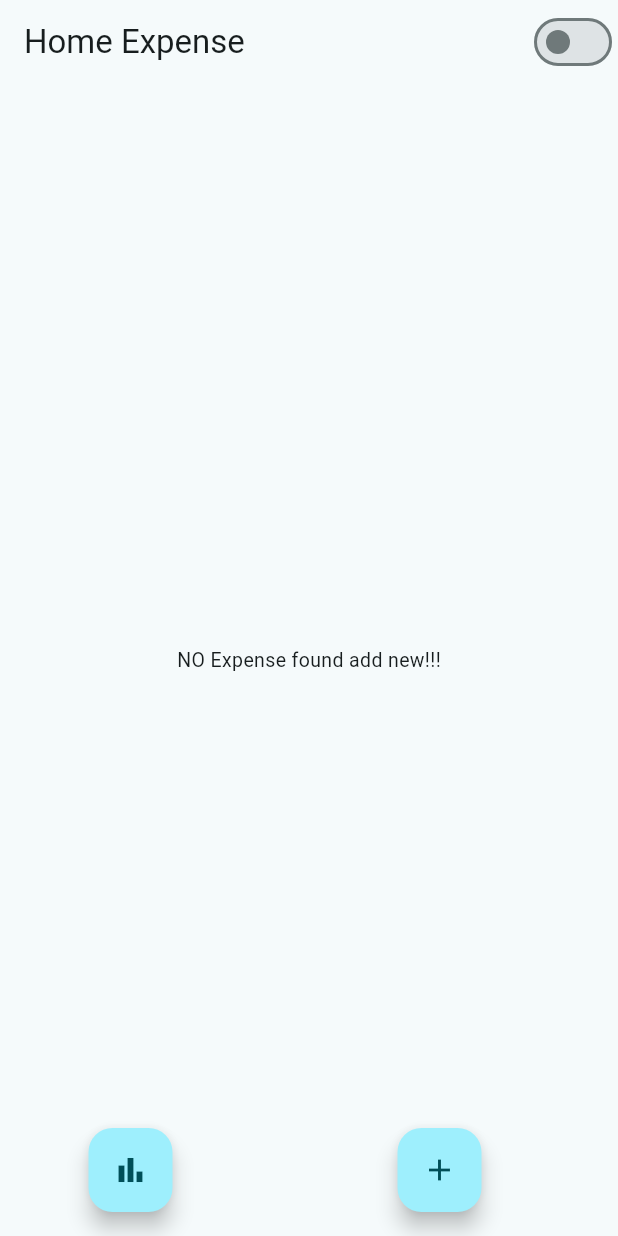
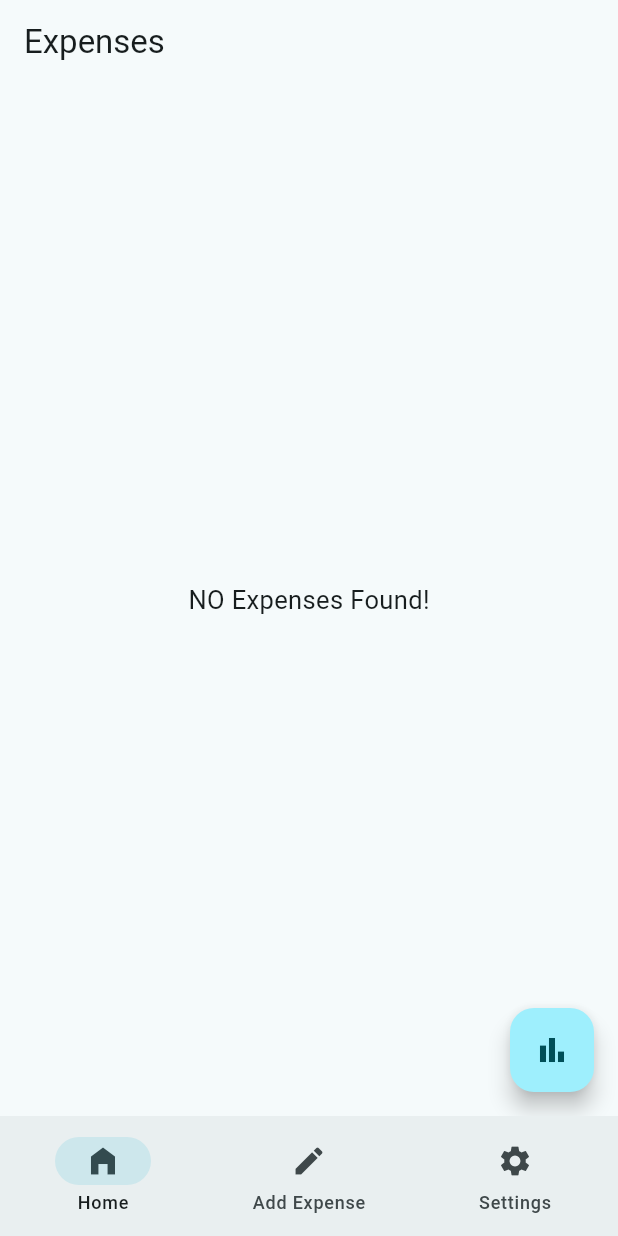
Before and after one commit to nareshved/rupeebyte, a Flutter app: the screen it shows after launch, on a phone screen of 412 x 824 dp. Run offline on Flutter 3.47's test engine with Material 3 defaults, Android fonts, the light colour scheme and no system bars; our stand-ins replace flutter_bloc, shared_preferences, sqflite; missing offline and left inert: d_chart; accounts and stored records are empty.

Commit message:
added bottom Nav Bar and some improvement

```diff
--- a/lib/main.dart
+++ b/lib/main.dart
@@ -4,7 +4,8 @@ import 'package:provider/provider.dart';
 import 'package:rupeebyte/bloc/expense_bloc.dart';
 import 'package:rupeebyte/constants/dark_theme_manager/dark_theme.dart';
 import 'package:rupeebyte/database/app_database.dart';
-import 'package:rupeebyte/pages/home_page.dart';
+
+import 'widgets/bottom_navigation_bar/bottom_nav_bar.dart';
 
 void main() {
   runApp(BlocProvider(
@@ -30,12 +31,12 @@ class MyApp extends StatelessWidget {
           : ThemeMode.light,
       debugShowCheckedModeBanner: false,
       title: 'Rupee byte',
-      darkTheme: ThemeData.dark(),
+      darkTheme: ThemeData.dark(useMaterial3: true),
       theme: ThemeData(
         colorScheme: ColorScheme.fromSeed(seedColor: Colors.white),
         useMaterial3: true,
       ),
-      home: const HomePage(),
+      home: const ExpenseBottomNavbarHome(),
     );
   }
 }
--- a/lib/pages/home_page.dart
+++ b/lib/pages/home_page.dart
@@ -8,8 +8,6 @@ import 'package:rupeebyte/constants/dark_theme_manager/dark_theme.dart';
 import 'package:rupeebyte/constants/date_time_utils/date_time_utils.dart';
 import '../models/date_wise_expense_model.dart';
 import '../models/expense_model.dart';
-import 'add_expense.dart';
-
 import 'stats_page.dart';
 
 class HomePage extends StatefulWidget {
@@ -22,14 +20,14 @@ class HomePage extends StatefulWidget {
 }
 
 class HomePageState extends State<HomePage> {
-
   List<DateWiseExpenseModel> dateWiseExpense = [];
-  List<ExpenseModel> allExpenses = [];  // for passing data to stats graphs page to filterCatWiseData
+  List<ExpenseModel> allExpenses =
+      []; // for passing data to stats graphs page to filterCatWiseData
   // List<MonthWiseExpenseModel> monthWiseExpensenK = [];
 
 //  var dateFormat = DateFormat.yMMMEd(); //my choice DateFormat.yMMMEd();
 
-  num lastBalance = 0.0;
+  static num lastBalance = 0.0;
 
   @override
   void initState() {
@@ -47,39 +45,18 @@ class HomePageState extends State<HomePage> {
 
     return Scaffold(
       appBar: AppBar(
-        title: const Text("Home Expense"),
-        actions: [
-          Switch(
-            value: context.watch<ThemeProvider>().themeValue,
-            onChanged: (value) {
-              context.read<ThemeProvider>().themeValue = value;
-            },
+        title: const Text("Expenses"),
       ),
-        ],
-      ),
-      floatingActionButton: Row(
-        mainAxisAlignment: MainAxisAlignment.spaceAround,
-        children: [
-          FloatingActionButton(
-            onPressed: () {
-              Navigator.push(context,
-                  MaterialPageRoute(builder: (context) => StatsPage(mData: allExpenses,)));
-            },
-            child: const Icon(Icons.bar_chart),
-          ),
-          FloatingActionButton(
-            child: const Icon(Icons.add),
+      floatingActionButton: FloatingActionButton(
         onPressed: () {
           Navigator.push(
               context,
               MaterialPageRoute(
-                    builder: (context) => AddExpensePage(
-                      balance: lastBalance,
-                    ),
-                  ));
+                  builder: (context) => StatsPage(
+                    mData: allExpenses,
+                  )));
         },
-          ),
-        ],
+        child: const Icon(Icons.bar_chart),
       ),
       body: SafeArea(
         child: BlocBuilder<ExpenseBloc, ExpenseStates>(
@@ -116,8 +93,8 @@ class HomePageState extends State<HomePage> {
               } else {
                 return const Center(
                   child: Text(
-                    "NO Expense found add new!!!",
-                    style: TextStyle(fontSize: 13),
+                    "NO Expenses Found!",
+                    style: TextStyle(fontSize: 17),
                   ),
                 );
               }
@@ -219,7 +196,8 @@ class HomePageState extends State<HomePage> {
                 itemBuilder: (context, childIndex) {
                   var eachTrans = eachItem.allTransactions[childIndex];
 
-                  return ListTile(
+                  return Card(
+                    child: ListTile(
                       leading: Image.asset(
                           height: 30,
                           AppContants
@@ -232,6 +210,7 @@ class HomePageState extends State<HomePage> {
                           Text(eachTrans.expBalance.toString()),
                           // main balance will added here
                         ],
+                      ),
                     ),
                   );
                 },
--- /dev/null
+++ b/lib/widgets/bottom_navigation_bar/bottom_nav_bar.dart
@@ -0,0 +1,48 @@
+import 'package:flutter/material.dart';
+import 'package:rupeebyte/pages/home_page.dart';
+import '../../pages/add_expense.dart';
+import '../../pages/settings_page.dart';
+
+class ExpenseBottomNavbarHome extends StatefulWidget {
+  const ExpenseBottomNavbarHome({super.key});
+
+  @override
+  State<ExpenseBottomNavbarHome> createState() =>
+      _ExpenseBottomNavbarHomeState();
+}
+
+class _ExpenseBottomNavbarHomeState extends State<ExpenseBottomNavbarHome> {
+
+  List<Widget> navBottomPages = [
+    const HomePage(),
+    AddExpensePage(balance: HomePageState.lastBalance,),
+    const SettingsPage(),
+  ];
+
+  var mSelectedIndex = 0;
+
+  @override
+  Widget build(BuildContext context) {
+    return Scaffold(
+      bottomNavigationBar: NavigationBar(
+
+      selectedIndex: mSelectedIndex,
+        onDestinationSelected: (index) {
+          mSelectedIndex = index;
+          setState(() {
+
+          });
+        },
+
+        destinations: const [
+          NavigationDestination(icon: Icon(Icons.home_filled), label: "Home"),
+          NavigationDestination(
+              icon: Icon(Icons.edit), label: "Add Expense"),
+          NavigationDestination(icon: Icon(Icons.settings), label: "Settings"),
+        ],
+      ),
+
+      body: navBottomPages[mSelectedIndex],
+    );
+  }
+}
--- a/lib/widgets/text_form_field.dart
+++ b/lib/widgets/text_form_field.dart
@@ -1,8 +1,9 @@
 
 import 'package:flutter/material.dart';
 
-Widget mTextformFeild ({required TextEditingController mController, required mHint}) {
+Widget mTextformFeild ({required TextEditingController mController, required mHint, TextInputType? mKeyboard}) {
  return TextFormField(
+  keyboardType: mKeyboard,
   controller: mController,
   decoration: InputDecoration(
     hintText: mHint,
```
Also changed, not shown: lib/pages/add_expense.dart (+29 -11 lines), lib/pages/settings_page.dart (added, +35 -0 lines), lib/pages/stats_page.dart (+8 -3 lines). Lines whose indentation alone changed are shown as unchanged.
